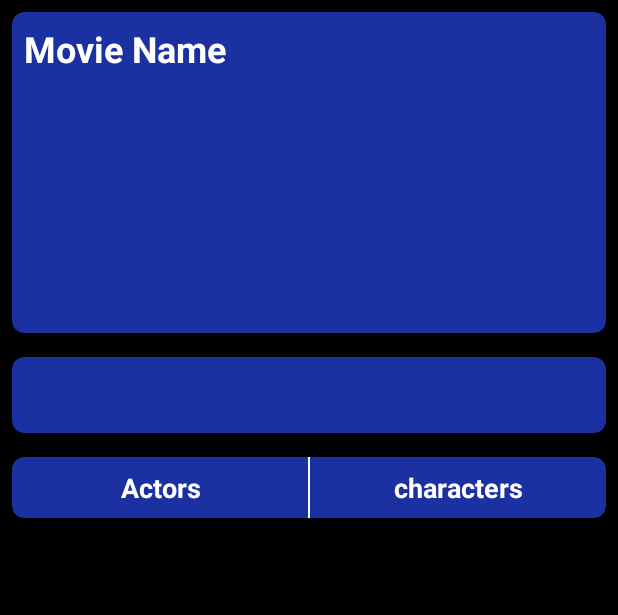
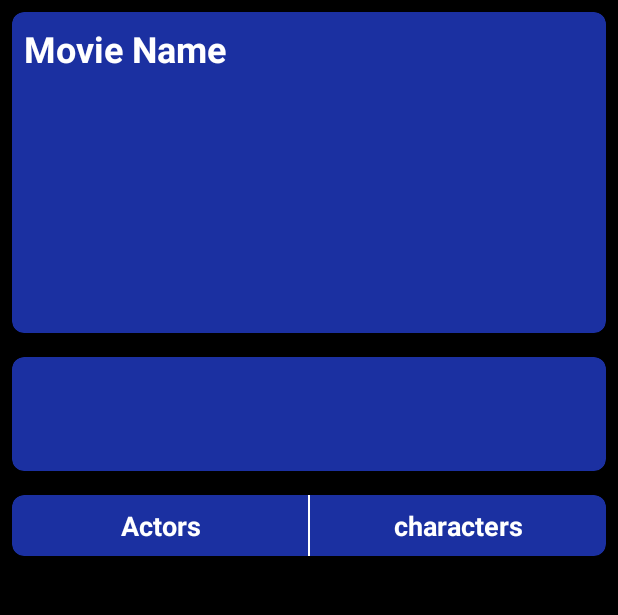
Before and after one commit to Tchoco/MoviesList, an Android app: the MovieDetailsActivity screen opened directly, with no data from a screen before it, on a phone screen of 412 x 824 dp, the part 84-699 px from its top. Run offline under Robolectric (Android 15) with nearby library versions, the phone set to English and light mode, and no system bars; our stand-ins replace Picasso; pictures from the network do not load.

Commit message:
NOt working project

```diff
--- a/app/src/main/java/com/example/movieslist/Listeners/OnMovieClickListeners.java
+++ b/app/src/main/java/com/example/movieslist/Listeners/OnMovieClickListeners.java
@@ -3,5 +3,6 @@ package com.example.movieslist.Listeners;
 public interface OnMovieClickListeners
 {
     void onMovieClicked(String  movie_ID);
+    void OnError (String message);
 
 }
--- a/app/src/main/java/com/example/movieslist/MainActivity.java
+++ b/app/src/main/java/com/example/movieslist/MainActivity.java
@@ -15,7 +15,7 @@ import com.example.movieslist.Listeners.OnMovieClickListeners;
 import com.example.movieslist.Listeners.OnSearchMoviesApiListeners;
 import com.example.movieslist.Models.SearchApiResponse;
 
-public class MainActivity extends AppCompatActivity implements  OnMovieClickListeners {
+public class MainActivity extends AppCompatActivity implements OnMovieClickListeners {
 
     SearchView search_view;
     RecyclerView home_recycler_view;
--- a/app/src/main/java/com/example/movieslist/MovieDetailsActivity.java
+++ b/app/src/main/java/com/example/movieslist/MovieDetailsActivity.java
@@ -1,6 +1,7 @@
 package com.example.movieslist;
 
 import androidx.appcompat.app.AppCompatActivity;
+import androidx.cardview.widget.CardView;
 import androidx.recyclerview.widget.GridLayoutManager;
 import androidx.recyclerview.widget.RecyclerView;
 
@@ -21,9 +22,11 @@ import com.squareup.picasso.Picasso;
 
 public class MovieDetailsActivity extends AppCompatActivity {
     TextView textView_movie_name, textView_movie_released, textView_movie_runtime,textView_movie_rating, textView_movie_votes, textView_synopsis;
-    ImageView imageView_movie_poster, Imageview_WatchProviders;
-    RecyclerView recycler_movie_cast;
+    ImageView imageView_movie_poster;
+    CardView cardView_watch_providers;
+    RecyclerView recycler_movie_cast, recycler_movie_provider;
     CastRecylerAdapter adapter;
+    ProviderRecylerAdapter adapter2;
     Request_Manager manager ;
     Request_Manager manager2,manager3 ;
     ProgressDialog dialog;
@@ -40,7 +43,7 @@ public class MovieDetailsActivity extends AppCompatActivity {
         textView_movie_runtime  = findViewById(R.id.textView_movie_runtime);
         textView_movie_votes    = findViewById(R.id.textView_movie_votes);
         imageView_movie_poster  = findViewById(R.id.Image_View_movie_poster);
-        Imageview_WatchProviders = findViewById(R.id.Imageview_WatchProviders);
+        cardView_watch_providers = findViewById(R.id.cardView_watch_providers);
         recycler_movie_cast     = findViewById(R.id.recyler_movie_cast);
 
         manager = new Request_Manager(this);
@@ -141,6 +144,9 @@ public class MovieDetailsActivity extends AppCompatActivity {
 
     private void showResults3(WatchProvidersApiResponse response)
     {
-
+        recycler_movie_provider.setHasFixedSize(true);
+        recycler_movie_provider.setLayoutManager(new GridLayoutManager(this,1));
+        adapter2 = new ProviderRecylerAdapter(this,response.getWatchProviders());
+        recycler_movie_provider.setAdapter(adapter);
     }
 }
--- a/app/src/main/java/com/example/movieslist/Request_Manager.java
+++ b/app/src/main/java/com/example/movieslist/Request_Manager.java
@@ -193,7 +193,7 @@ public class Request_Manager
                 "Accept: application/json",
         })
         //movie/101037?api_key=c46870fff6c94f30951b91811ae9238a&language=en-US
-        @GET("movie/{movie_id}/watch/provides")
+        @GET("movie/{movie_id}/watch/providers")
         Call<WatchProvidersApiResponse> callWatchProviders(
                 @Path("movie_id") String id,
                 @Query("api_key") String key,
--- a/app/src/main/res/layout/activity_movie_details.xml
+++ b/app/src/main/res/layout/activity_movie_details.xml
@@ -114,15 +114,19 @@
                 <LinearLayout
                     android:orientation="vertical"
                     android:layout_gravity="center"
-                    android:layout_marginTop="20dp"
+                    android:layout_marginTop="40dp"
                     android:layout_width="match_parent"
                     android:layout_height="wrap_content">
-                    <ImageView
-                        android:id="@+id/Imageview_WatchProviders"
-                        android:layout_marginTop="8dp"
-                        android:layout_gravity="center"
-                        android:layout_width="wrap_content"
-                        android:layout_height="wrap_content"/>
+
+                    <androidx.cardview.widget.CardView
+                        android:id="@+id/cardView_watch_providers"
+                        android:layout_width="match_parent"
+                        android:layout_height="wrap_content"
+                        android:layout_margin="18dp"
+                        app:cardBackgroundColor="@color/teal_200"
+                        app:cardCornerRadius="18dp"
+                        app:cardElevation="18dp" />
+
                 </LinearLayout>
 
             </androidx.cardview.widget.CardView>
@@ -133,45 +137,51 @@
                 app:cardBackgroundColor="@color/blue"
                 android:layout_width="match_parent"
                 android:layout_height="wrap_content">
+
                 <LinearLayout
-                    android:orientation="vertical"
                     android:layout_width="match_parent"
-                    android:layout_height="wrap_content">
+                    android:layout_height="wrap_content"
+                    android:orientation="vertical">
+
                     <LinearLayout
-                        android:orientation="horizontal"
                         android:layout_width="match_parent"
-                        android:layout_height="wrap_content">
+                        android:layout_height="wrap_content"
+                        android:orientation="horizontal">
+
                         <TextView
                             android:id="@+id/textView_actor"
+                            android:layout_width="0dp"
+                            android:layout_height="wrap_content"
+                            android:layout_weight="1"
+                            android:padding="8dp"
                             android:text="Actors"
+                            android:textAlignment="center"
                             android:textColor="@color/white"
                             android:textSize="18sp"
-                            android:textAlignment="center"
-                            android:textStyle="bold"
-                            android:padding="8dp"
-                            android:layout_weight="1"
-                            android:layout_width="0dp"
-                            android:layout_height="wrap_content"/>
+                            android:textStyle="bold" />
+
                         <View
-                            android:background="@color/white"
                             android:layout_width="1dp"
-                            android:layout_height="match_parent"/>
+                            android:layout_height="match_parent"
+                            android:background="@color/white" />
+
                         <TextView
                             android:id="@+id/textView_character"
+                            android:layout_width="0dp"
+                            android:layout_height="wrap_content"
+                            android:layout_weight="1"
+                            android:padding="8dp"
                             android:text="characters"
+                            android:textAlignment="center"
                             android:textColor="@color/white"
                             android:textSize="18sp"
-                            android:textAlignment="center"
-                            android:textStyle="bold"
-                            android:padding="8dp"
-                            android:layout_weight="1"
-                            android:layout_width="0dp"
-                            android:layout_height="wrap_content"/>
+                            android:textStyle="bold" />
                     </LinearLayout>
+
                     <androidx.recyclerview.widget.RecyclerView
                         android:id="@+id/recyler_movie_cast"
                         android:layout_width="wrap_content"
-                        android:layout_height="match_parent"/>
+                        android:layout_height="match_parent" />
                 </LinearLayout>
             </androidx.cardview.widget.CardView>
         </LinearLayout>
```
Also changed, not shown: app/src/main/java/com/example/movieslist/Adapters/ProviderRecyclerAdapter.java (added, +79 -0 lines).
